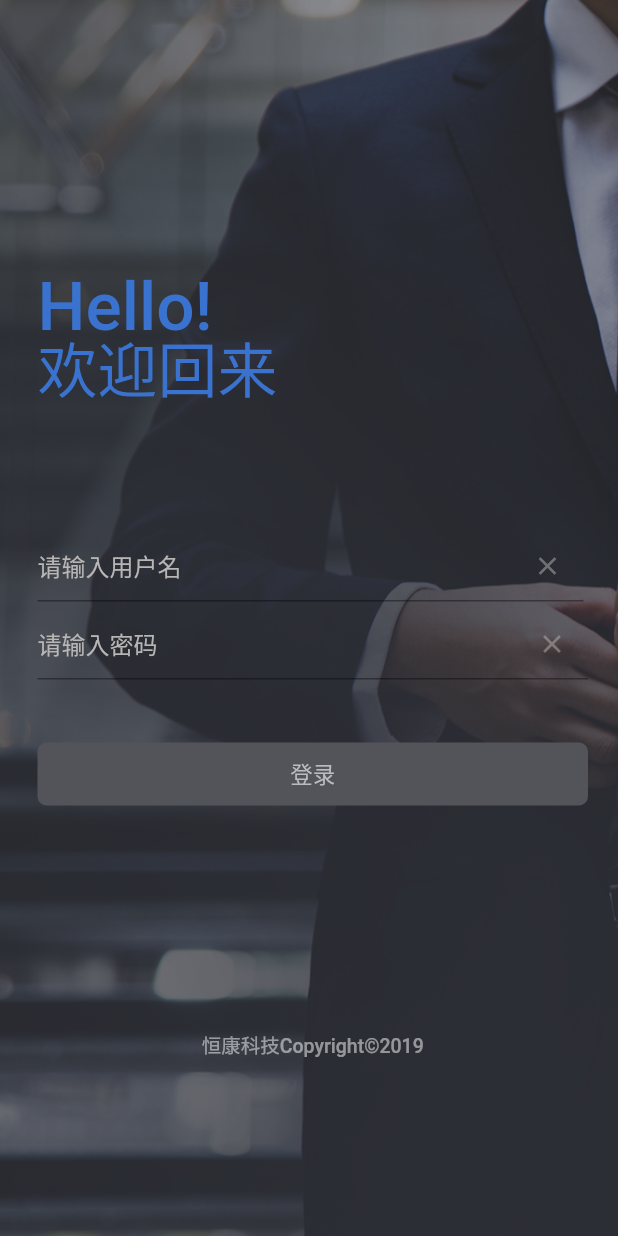
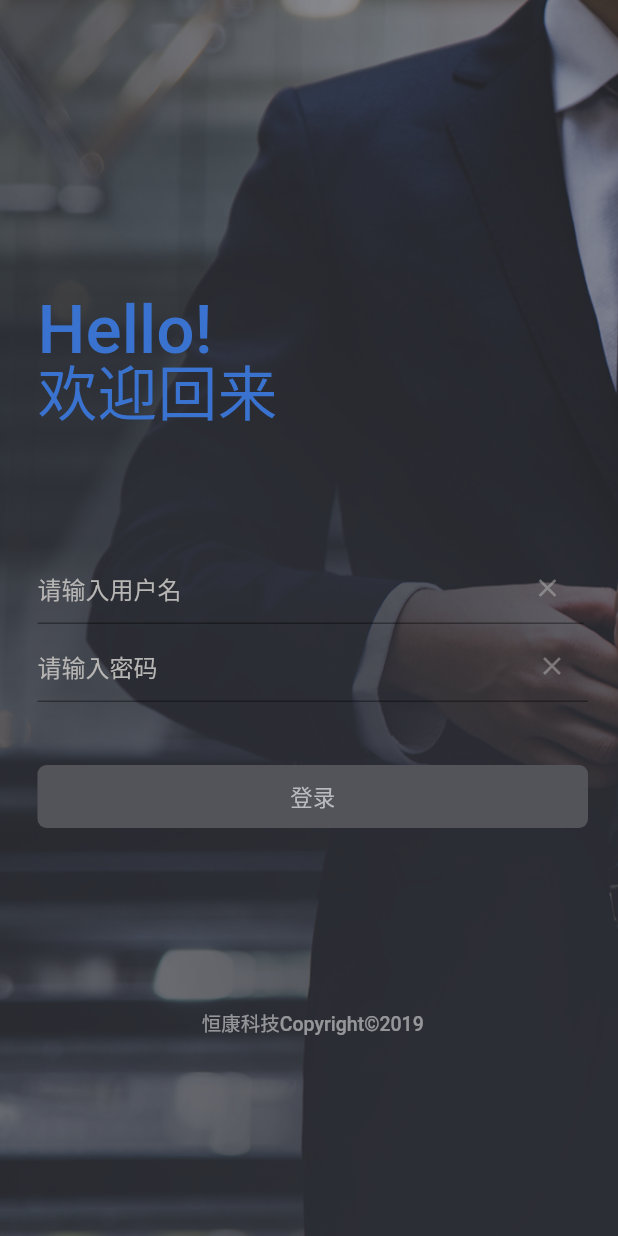
Before and after one commit to rookiesQ/flutter, a Flutter app: the LoginView screen opened by its route, on a phone screen of 412 x 824 dp. Run offline on Flutter 3.47's test engine with Material 2 defaults, Android fonts, the phone set to English and light mode, and no system bars; our stand-ins replace intro_slider, shared_preferences; accounts and stored records are empty.

Commit message:
修改test

```diff
--- a/lib/login/login.dart
+++ b/lib/login/login.dart
@@ -52,7 +52,7 @@ class LoginView extends StatelessWidget {
                 InputEdtextPasswordWiget(),
                 SizedBox(height:40),
                 LoginButtonWiget(),
-                SizedBox(height: 150),
+                SizedBox(height: 120),
                 Text(
                     "恒康科技Copyright©2019",
                     textAlign: TextAlign.center,
```
Also changed, not shown: 1 other file.
